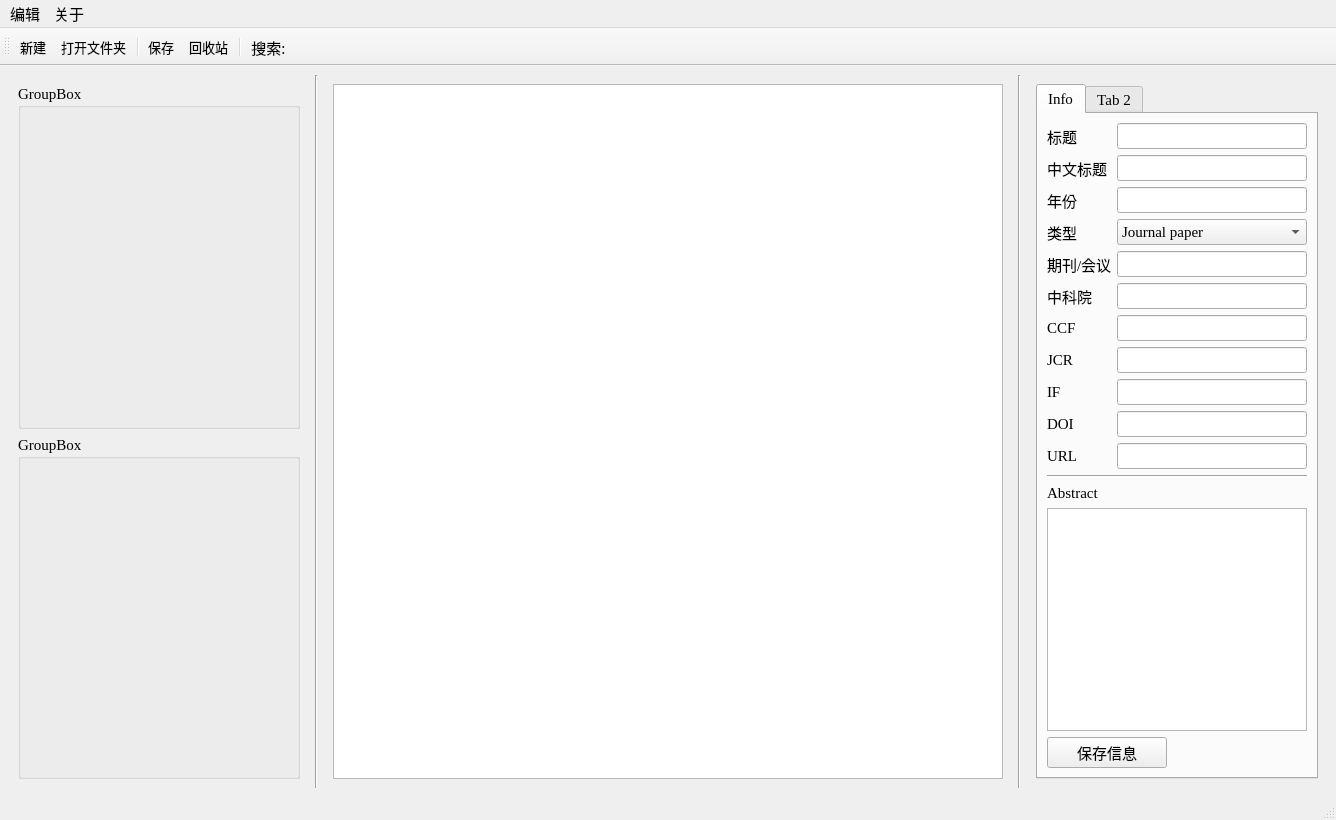
shuxiayiduoyun/python-note, file TagLib/taglibv1.ui: the form before one commit.
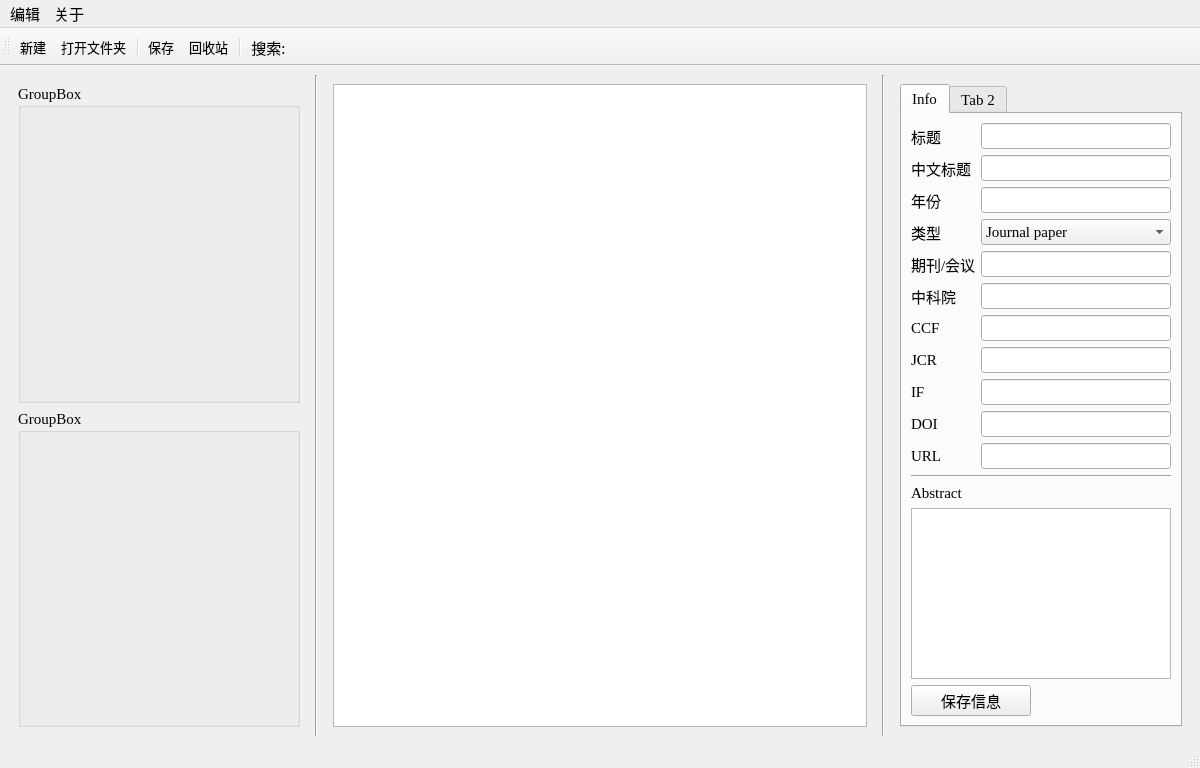
The form after the commit. Icons and pictures are not drawn.

The edit to the form file:
```diff
--- a/TagLib/taglibv1.ui
+++ b/TagLib/taglibv1.ui
@@ -6,8 +6,8 @@
    <rect>
     <x>0</x>
     <y>0</y>
-    <width>1336</width>
-    <height>820</height>
+    <width>1200</width>
+    <height>768</height>
    </rect>
   </property>
   <property name="minimumSize">
@@ -499,7 +499,7 @@
     <rect>
      <x>0</x>
      <y>0</y>
-     <width>1336</width>
+     <width>1200</width>
      <height>23</height>
     </rect>
    </property>
```
